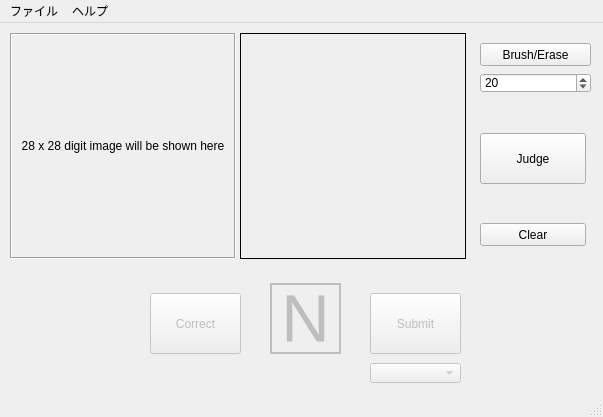
This is mainUI.ui in matsu490/MNISTer as Qt 5 draws it before an edit. The edited form follows.
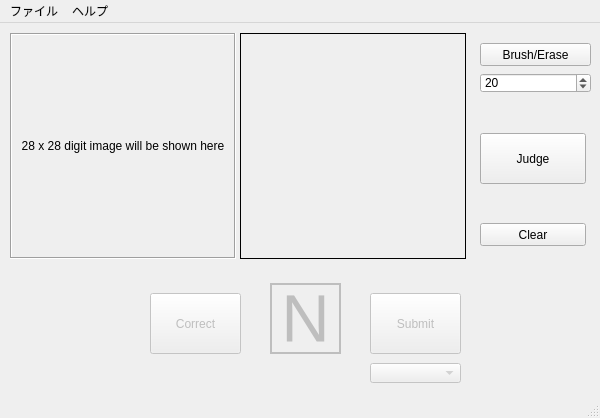
This is the edited form.

Commit message: fixed the main window size

Patch:
```diff
--- a/mainUI.ui
+++ b/mainUI.ui
@@ -6,14 +6,38 @@
    <rect>
     <x>0</x>
     <y>0</y>
-    <width>603</width>
-    <height>417</height>
+    <width>600</width>
+    <height>418</height>
    </rect>
   </property>
+  <property name="sizePolicy">
+   <sizepolicy hsizetype="Preferred" vsizetype="Preferred">
+    <horstretch>0</horstretch>
+    <verstretch>0</verstretch>
+   </sizepolicy>
+  </property>
+  <property name="minimumSize">
+   <size>
+    <width>600</width>
+    <height>418</height>
+   </size>
+  </property>
+  <property name="maximumSize">
+   <size>
+    <width>600</width>
+    <height>418</height>
+   </size>
+  </property>
   <property name="windowTitle">
    <string>MNISTer</string>
   </property>
   <widget class="QWidget" name="centralwidget">
+   <property name="sizePolicy">
+    <sizepolicy hsizetype="Fixed" vsizetype="Fixed">
+     <horstretch>0</horstretch>
+     <verstretch>0</verstretch>
+    </sizepolicy>
+   </property>
    <widget class="QLabel" name="ClassificationResult">
     <property name="enabled">
      <bool>false</bool>
@@ -208,7 +232,7 @@
     <rect>
      <x>0</x>
      <y>0</y>
-     <width>603</width>
+     <width>600</width>
      <height>24</height>
     </rect>
    </property>
```
